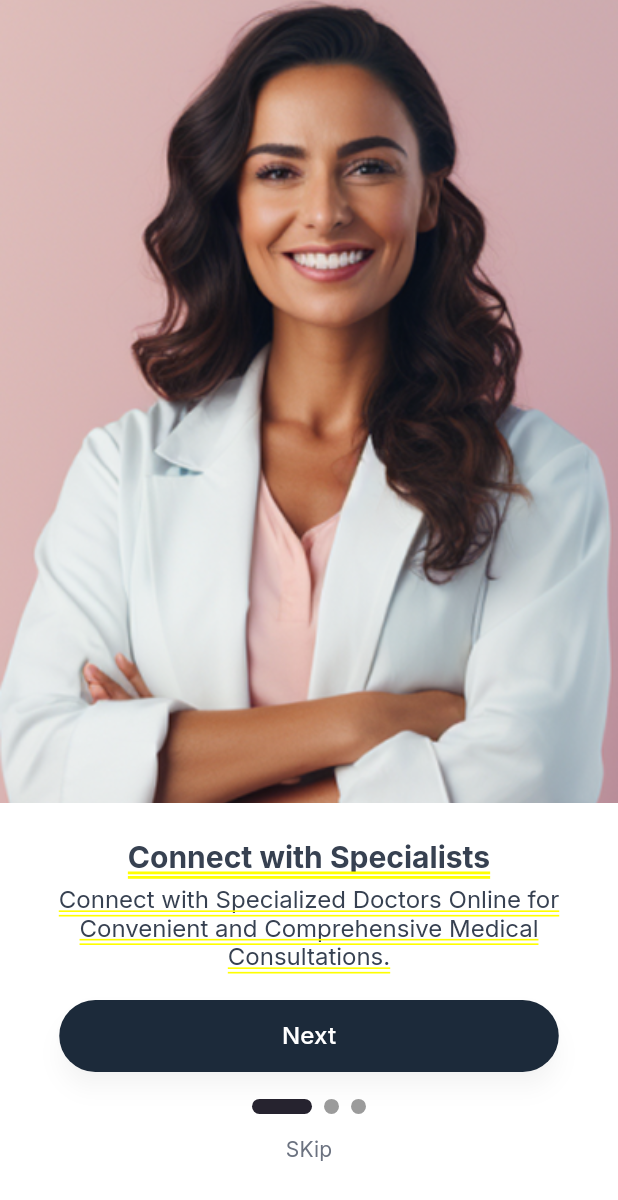
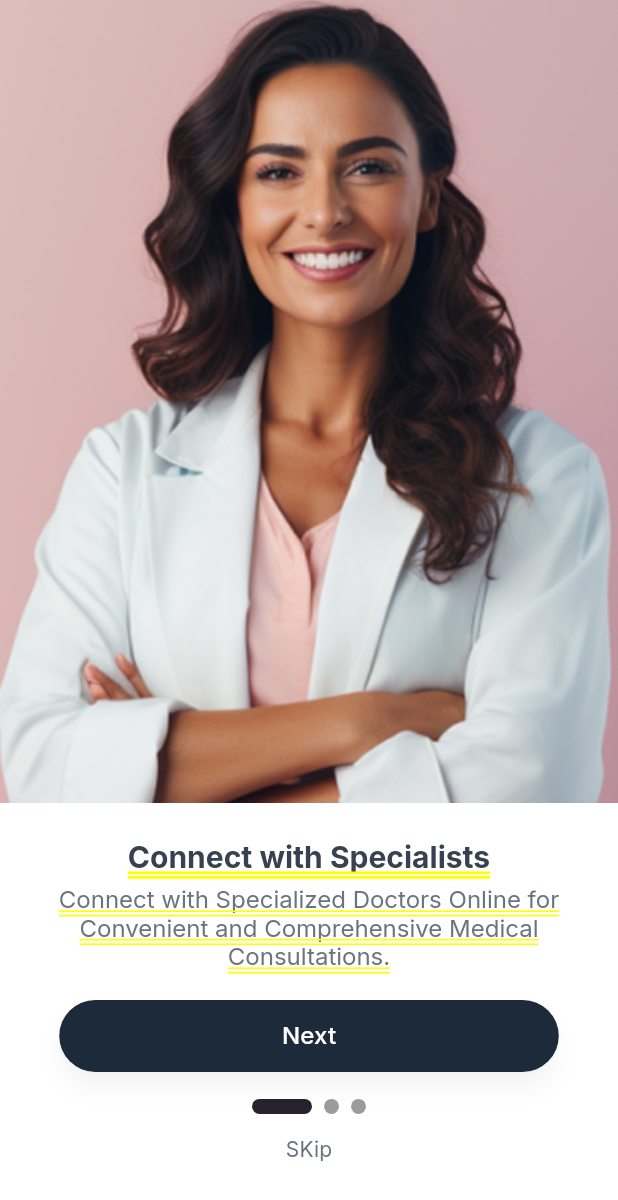
Before and after one commit to Youssef-Taqi-Eldeen/Clinic_app-, a Flutter app: the OnboardingPageTwo screen opened by its route, on a phone screen of 412 x 824 dp. Shown: the top 1200 px of the screen. Run offline on Flutter 3.47's test engine with Material 3 defaults, Android fonts, the phone set to English and light mode, and no system bars; drawn by our look-alikes of smooth_page_indicator; our stand-ins replace go_router, google_fonts.

Commit message:
edite two

```diff
--- a/lib/Features/Onboarding/presentation/view/widget/onboarding_body.dart
+++ b/lib/Features/Onboarding/presentation/view/widget/onboarding_body.dart
@@ -13,8 +13,7 @@ class OnboardingBody extends StatelessWidget {
 
   @override
   Widget build(BuildContext context) {
-    return const OnboardingPageOne(
-        //    screenHeight: screenHeight, controller: controller
-        );
+    return OnboardingPageOne(
+        screenHeight: screenHeight, controller: controller);
   }
 }
--- a/lib/Features/Onboarding/presentation/view/widget/onboarding_page_two.dart
+++ b/lib/Features/Onboarding/presentation/view/widget/onboarding_page_two.dart
@@ -11,17 +11,15 @@ import 'package:y_clinic_app/core/utils/app_router.dart';
 class OnboardingPageTwo extends StatelessWidget {
   const OnboardingPageTwo({
     super.key,
-    // required this.screenHeight,
-    // required this.controller,
+    required this.screenHeight,
+    required this.controller,
   });
 
-  // final double screenHeight;
-  // final PageController controller;
+  final double screenHeight;
+  final PageController controller;
 
   @override
   Widget build(BuildContext context) {
-    final screenHeight = MediaQuery.of(context).size.height;
-    final PageController controller = PageController();
     return Column(
       children: [
         OnboardingImage(
--- a/lib/Features/Onboarding/presentation/view/widget/onboarding_sub_title.dart
+++ b/lib/Features/Onboarding/presentation/view/widget/onboarding_sub_title.dart
@@ -14,7 +14,7 @@ class OnboardingSubTitle extends StatelessWidget {
       textAlign: TextAlign.center,
       style: GoogleFonts.inter(
         fontSize: 16,
-        color: const Color(0xff374151),
+        color: const Color(0xff6B7280),
         fontWeight: FontWeight.w400,
       ),
     );
--- a/lib/core/utils/app_router.dart
+++ b/lib/core/utils/app_router.dart
@@ -18,25 +18,25 @@ abstract class AppRouter {
     routes: [
       GoRoute(
         path: '/',
-        builder: (context, state) => const OnboardingPageTwo(),
+        builder: (context, state) => const SplashView(),
         routes: [
           GoRoute(
               path: kOnboardingViewOne,
               builder: (context, state) {
-                //      final screenHeight = MediaQuery.of(context).size.height;
-                return const OnboardingPageOne(
-                    // screenHeight: screenHeight,
-                    // controller: controller,
-                    );
+                final screenHeight = MediaQuery.of(context).size.height;
+                return OnboardingPageOne(
+                  screenHeight: screenHeight,
+                  controller: controller,
+                );
               }),
           GoRoute(
               path: kOnboardingViewTwo,
               builder: (context, state) {
-                //       final screenHeight = MediaQuery.of(context).size.height;
+                final screenHeight = MediaQuery.of(context).size.height;
                 return OnboardingPageTwo(
-                    // screenHeight: screenHeight,
-                    // controller: controller,
-                    );
+                  screenHeight: screenHeight,
+                  controller: controller,
+                );
               }),
           GoRoute(
               path: kOnboardingViewThree,
```
Also changed, not shown: lib/Features/Onboarding/presentation/view/widget/onboarding_page_one.dart (+4 -6 lines).
